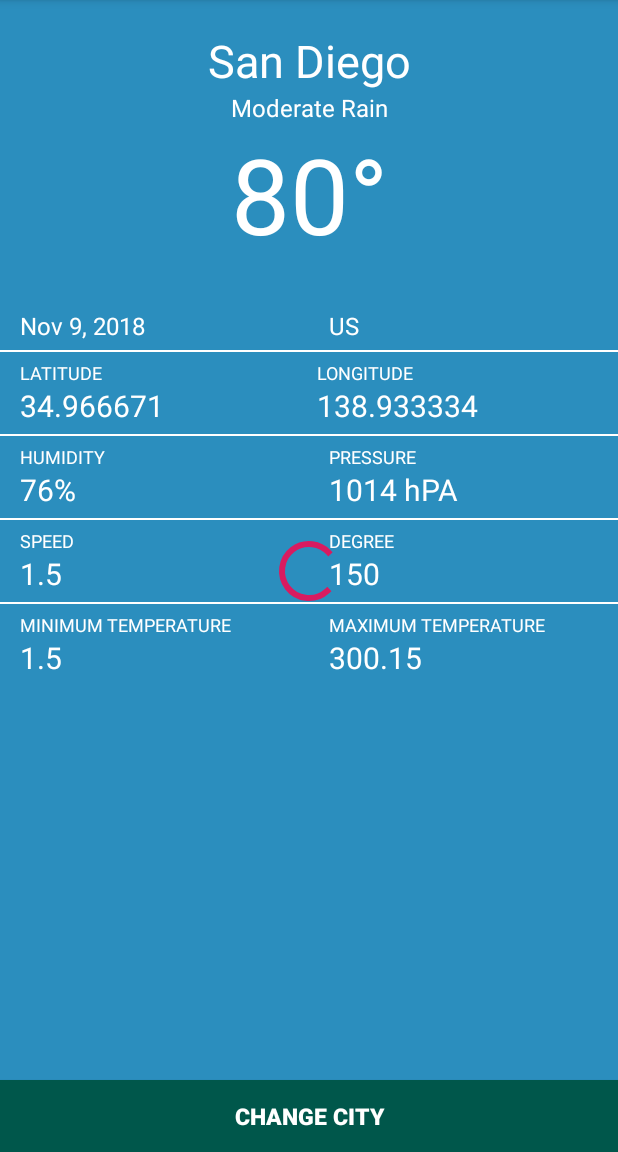
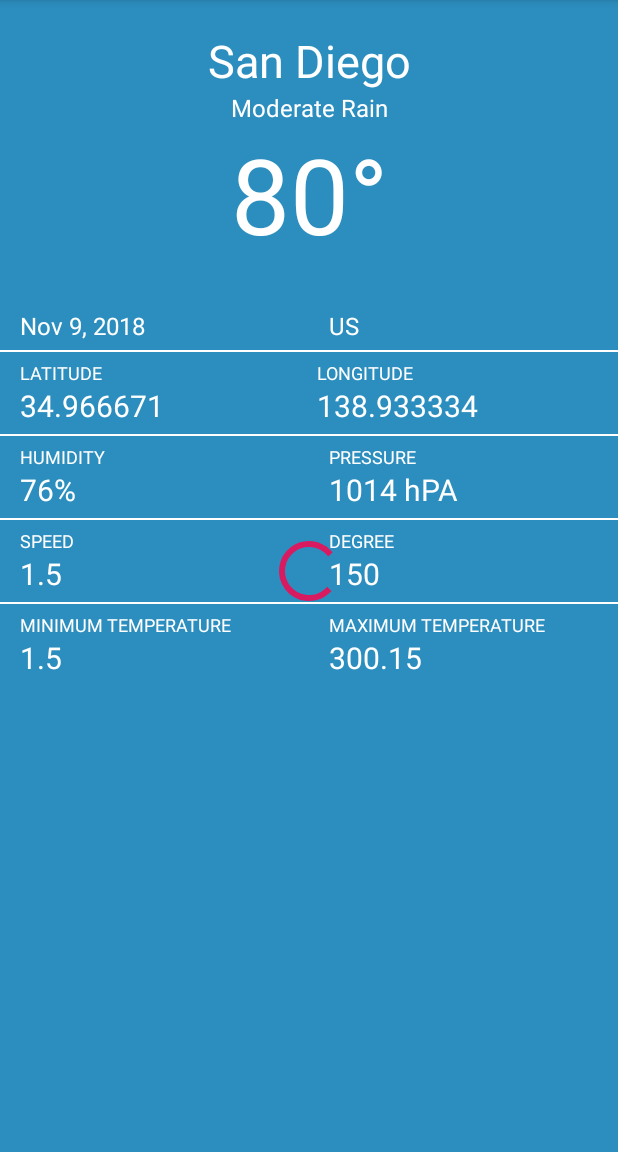
Before and after one commit to nocholla/AndroidCurrentWeather, an Android app: the screen it shows after launch (MainActivity), on a phone screen of 412 x 824 dp, the part 84-1236 px from its top. Run offline under Robolectric (Android 15) with nearby library versions, the phone set to English and light mode, and no system bars; 7 statements that could not run were skipped.

```diff
--- a/app/src/main/res/layout/activity_main.xml
+++ b/app/src/main/res/layout/activity_main.xml
@@ -504,21 +504,4 @@
         app:layout_constraintEnd_toEndOf="parent"
         app:layout_constraintTop_toBottomOf="@+id/horizontal_line_three" />
 
-    <!-- Create Customer Profile Button -->
-    <Button
-        android:id="@+id/btn_change_city"
-        android:layout_width="fill_parent"
-        android:layout_height="wrap_content"
-        android:layout_marginBottom="@dimen/margin_zero"
-        android:layout_marginLeft="@dimen/margin_zero"
-        android:layout_marginRight="@dimen/margin_zero"
-        android:background="@drawable/button_shaded_radius_zero"
-        android:text="@string/btn_change_city"
-        android:textSize="@dimen/text_fifteen"
-        android:textColor="@color/text_white"
-        android:textStyle="bold"
-        app:layout_constraintBottom_toBottomOf="parent"
-        app:layout_constraintStart_toStartOf="parent"
-        app:layout_constraintEnd_toEndOf="parent"/>
-
 </android.support.constraint.ConstraintLayout>
```
Also changed, not shown: app/src/main/java/com/nocholla/currentweather/MainActivity.java (+0 -60 lines).
